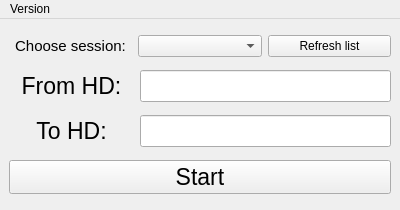
The window that main_gui.ui (vedymin/All_IPG_Move) describes before a commit, drawn with Qt 5.
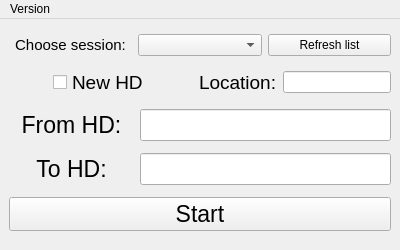
The same window after the commit.

Commit message: Functional version in production Added option to create new HD and location

Diff of the .ui file:
```diff
--- a/main_gui.ui
+++ b/main_gui.ui
@@ -7,19 +7,19 @@
     <x>0</x>
     <y>0</y>
     <width>400</width>
-    <height>210</height>
+    <height>250</height>
    </rect>
   </property>
   <property name="minimumSize">
    <size>
     <width>400</width>
-    <height>210</height>
+    <height>250</height>
    </size>
   </property>
   <property name="maximumSize">
    <size>
     <width>400</width>
-    <height>210</height>
+    <height>250</height>
    </size>
   </property>
   <property name="windowTitle">
@@ -27,88 +27,64 @@
   </property>
   <widget class="QWidget" name="centralwidget">
    <layout class="QGridLayout" name="gridLayout">
-    <item row="0" column="0">
-     <layout class="QHBoxLayout" name="session_layout">
-      <item>
-       <widget class="QLabel" name="choose_session_label">
-        <property name="sizePolicy">
-         <sizepolicy hsizetype="Preferred" vsizetype="Preferred">
-          <horstretch>0</horstretch>
-          <verstretch>0</verstretch>
-         </sizepolicy>
-        </property>
-        <property name="font">
-         <font>
-          <pointsize>11</pointsize>
-         </font>
-        </property>
-        <property name="toolTipDuration">
-         <number>-1</number>
-        </property>
-        <property name="text">
-         <string>Choose session:</string>
-        </property>
-        <property name="alignment">
-         <set>Qt::AlignCenter</set>
-        </property>
-       </widget>
-      </item>
-      <item>
-       <widget class="QComboBox" name="choose_session_combo"/>
-      </item>
-      <item>
-       <widget class="QPushButton" name="refresh_session_button">
-        <property name="text">
-         <string>Refresh list</string>
-        </property>
-       </widget>
-      </item>
-     </layout>
-    </item>
     <item row="1" column="0">
-     <layout class="QHBoxLayout" name="from_layout">
+     <layout class="QHBoxLayout" name="horizontalLayout">
       <item>
-       <widget class="QLabel" name="from_label">
-        <property name="sizePolicy">
-         <sizepolicy hsizetype="Preferred" vsizetype="Preferred">
-          <horstretch>4</horstretch>
-          <verstretch>0</verstretch>
-         </sizepolicy>
+       <spacer name="horizontalSpacer_2">
+        <property name="orientation">
+         <enum>Qt::Horizontal</enum>
         </property>
+        <property name="sizeHint" stdset="0">
+         <size>
+          <width>40</width>
+          <height>20</height>
+         </size>
+        </property>
+       </spacer>
+      </item>
+      <item>
+       <widget class="QCheckBox" name="new_hd_check">
         <property name="font">
          <font>
-          <pointsize>17</pointsize>
+          <pointsize>14</pointsize>
          </font>
         </property>
         <property name="text">
-         <string>From HD:</string>
+         <string>New HD</string>
         </property>
-        <property name="alignment">
-         <set>Qt::AlignCenter</set>
-        </property>
        </widget>
       </item>
       <item>
-       <widget class="QLineEdit" name="from_line_edit">
-        <property name="sizePolicy">
-         <sizepolicy hsizetype="Expanding" vsizetype="Fixed">
-          <horstretch>8</horstretch>
-          <verstretch>0</verstretch>
-         </sizepolicy>
+       <spacer name="horizontalSpacer">
+        <property name="orientation">
+         <enum>Qt::Horizontal</enum>
         </property>
+        <property name="sizeHint" stdset="0">
+         <size>
+          <width>40</width>
+          <height>20</height>
+         </size>
+        </property>
+       </spacer>
+      </item>
+      <item>
+       <widget class="QLabel" name="location_label">
         <property name="font">
          <font>
-          <pointsize>15</pointsize>
+          <pointsize>14</pointsize>
          </font>
         </property>
-        <property name="inputMask">
-         <string/>
+        <property name="text">
+         <string>Location:</string>
         </property>
        </widget>
       </item>
+      <item>
+       <widget class="QLineEdit" name="location_line_edit"/>
+      </item>
      </layout>
     </item>
-    <item row="2" column="0">
+    <item row="5" column="0">
      <layout class="QHBoxLayout" name="to_layout">
       <item>
        <widget class="QLabel" name="to_label">
@@ -148,7 +124,7 @@
       </item>
      </layout>
     </item>
-    <item row="3" column="0">
+    <item row="6" column="0">
      <widget class="QPushButton" name="start_button">
       <property name="sizePolicy">
        <sizepolicy hsizetype="Minimum" vsizetype="Maximum">
@@ -166,6 +142,87 @@
       </property>
      </widget>
     </item>
+    <item row="4" column="0">
+     <layout class="QHBoxLayout" name="from_layout">
+      <item>
+       <widget class="QLabel" name="from_label">
+        <property name="sizePolicy">
+         <sizepolicy hsizetype="Preferred" vsizetype="Preferred">
+          <horstretch>4</horstretch>
+          <verstretch>0</verstretch>
+         </sizepolicy>
+        </property>
+        <property name="font">
+         <font>
+          <pointsize>17</pointsize>
+         </font>
+        </property>
+        <property name="text">
+         <string>From HD:</string>
+        </property>
+        <property name="alignment">
+         <set>Qt::AlignCenter</set>
+        </property>
+       </widget>
+      </item>
+      <item>
+       <widget class="QLineEdit" name="from_line_edit">
+        <property name="sizePolicy">
+         <sizepolicy hsizetype="Expanding" vsizetype="Fixed">
+          <horstretch>8</horstretch>
+          <verstretch>0</verstretch>
+         </sizepolicy>
+        </property>
+        <property name="font">
+         <font>
+          <pointsize>15</pointsize>
+         </font>
+        </property>
+        <property name="inputMask">
+         <string/>
+        </property>
+       </widget>
+      </item>
+     </layout>
+    </item>
+    <item row="0" column="0">
+     <layout class="QHBoxLayout" name="session_layout">
+      <item>
+       <widget class="QLabel" name="choose_session_label">
+        <property name="sizePolicy">
+         <sizepolicy hsizetype="Preferred" vsizetype="Preferred">
+          <horstretch>0</horstretch>
+          <verstretch>0</verstretch>
+         </sizepolicy>
+        </property>
+        <property name="font">
+         <font>
+          <pointsize>11</pointsize>
+         </font>
+        </property>
+        <property name="toolTipDuration">
+         <number>-1</number>
+        </property>
+        <property name="text">
+         <string>Choose session:</string>
+        </property>
+        <property name="alignment">
+         <set>Qt::AlignCenter</set>
+        </property>
+       </widget>
+      </item>
+      <item>
+       <widget class="QComboBox" name="choose_session_combo"/>
+      </item>
+      <item>
+       <widget class="QPushButton" name="refresh_session_button">
+        <property name="text">
+         <string>Refresh list</string>
+        </property>
+       </widget>
+      </item>
+     </layout>
+    </item>
    </layout>
   </widget>
   <widget class="QMenuBar" name="menubar">
```
The commit also changes 10 other files.
